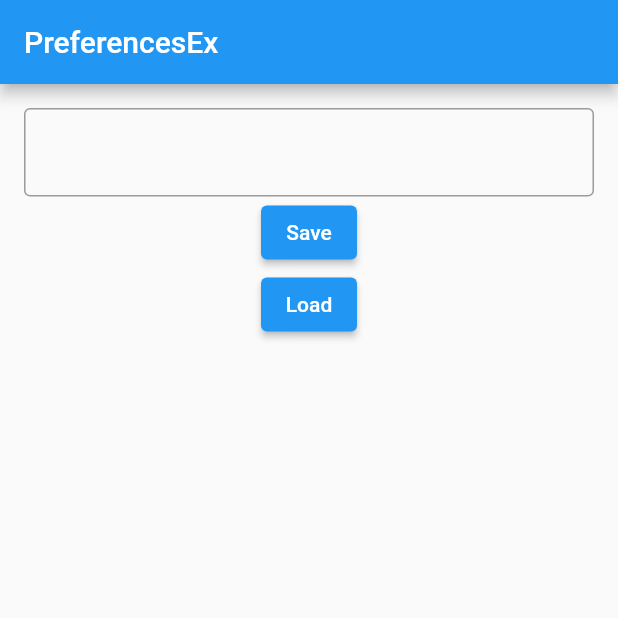
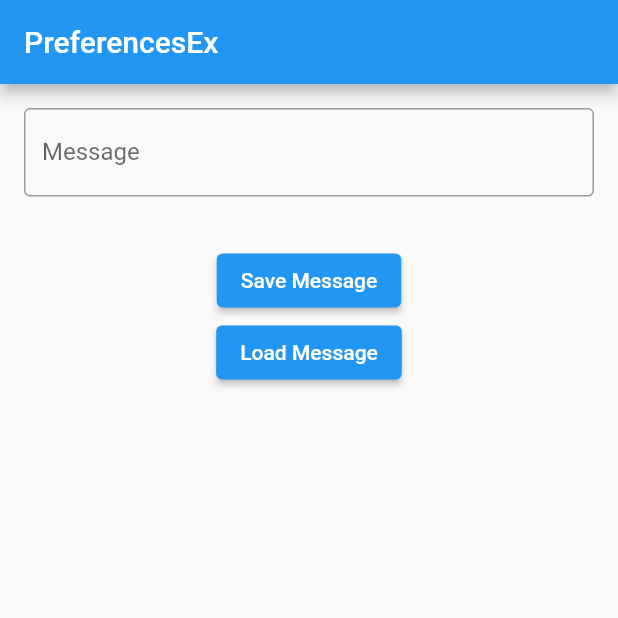
Before and after one commit to nshiraki/flutter-sandbox, a Flutter app: the screen it shows after launch, on a phone screen of 412 x 824 dp, the top half of it. Run offline on Flutter 3.47's test engine with Material 2 defaults, Android fonts, the phone set to English and light mode, and no system bars; our stand-ins replace shared_preferences, webview_flutter.

Commit message:
プリファレンスの読み書きを行う処理を追加

```diff
--- a/preferences_ex/lib/main.dart
+++ b/preferences_ex/lib/main.dart
@@ -1,5 +1,10 @@
 import 'package:flutter/material.dart';
+import 'package:shared_preferences/shared_preferences.dart';
 
+/// プリファレンスの読み書きを行う処理を作成
+/// - shared_preferencesを利用してメッセージの保存と読み込みの処理を行う処理を作成する
+/// パッケージ
+/// -　https://pub.dev/packages/shared_preferences
 void main() {
   runApp(const MyApp());
 }
@@ -29,7 +34,10 @@ class MyHomePage extends StatefulWidget {
 }
 
 class _MyHomePageState extends State<MyHomePage> {
+  // テキストフィールドのコントローラー
   late TextEditingController _controller;
+  // プリファレンスの読み書きで使用するキー
+  final String _prefKey = 'pref_key_message';
 
   @override
   void initState() {
@@ -54,27 +62,38 @@ class _MyHomePageState extends State<MyHomePage> {
           padding: const EdgeInsets.all(16.0),
           child: Column(
             children: [
+              // テキストフィールド
               TextField(
                 controller: _controller,
                 decoration: const InputDecoration(
+                  labelText: 'Message',
                   border: OutlineInputBorder(),
                 ),
                 onChanged: (text) {
                   // NOP
                 },
               ),
+              // 余白
+              const SizedBox(height: 32),
               // 保存ボタン
               ElevatedButton(
-                  onPressed: () {
-                    // TODO: データを保存
+                  onPressed: () async {
+                    // データを保存
+                    final prefs = await SharedPreferences.getInstance();
+                    prefs.setString(_prefKey, _controller.text);
                   },
-                  child: const Text('Save')),
+                  child: const Text('Save Message')),
               // 読み込みボタン
               ElevatedButton(
-                  onPressed: () {
-                    // TODO: データを読み込み
+                  onPressed: () async {
+                    // データを読み込み
+                    final prefs =   await SharedPreferences.getInstance();
+                    final newText = prefs.getString(_prefKey) ?? '';
+                    setState(() {
+                      _controller.text = newText;
+                    });
                   },
-                  child: const Text('Load')),
+                  child: const Text('Load Message')),
             ],
           ),
         ),
```
Also changed, not shown: 1 other file.
